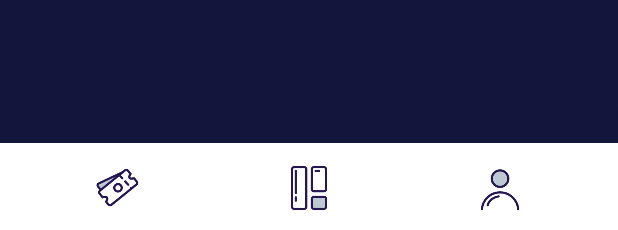
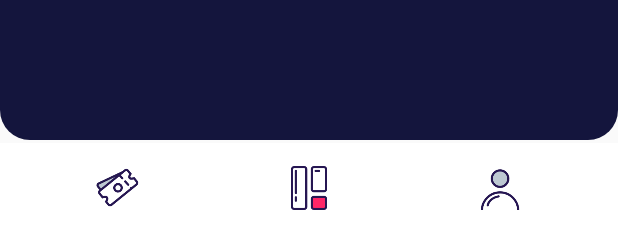
Before and after one commit to itsmee3223/fullstack-android-movie-ticket, an Android app: the layout activity_home_screen.xml on its own in the app's theme, with its tools: preview values and no code run, on a phone screen of 412 x 824 dp. Shown: the part 1003-1233 px from the top of the screen. Run offline under Robolectric (Android 15) with nearby library versions, the phone set to English and light mode, and no system bars.

Commit message:
Change some style

```diff
--- a/app/src/main/res/layout/activity_home_screen.xml
+++ b/app/src/main/res/layout/activity_home_screen.xml
@@ -4,7 +4,6 @@
     xmlns:tools="http://schemas.android.com/tools"
     android:layout_width="match_parent"
     android:layout_height="match_parent"
-    android:background="@color/backgroundBlue"
     tools:context=".SplashScreenActivity">
 
 
@@ -31,7 +30,7 @@
             android:layout_width="0dp"
             android:layout_height="match_parent"
             android:layout_weight="1"
-            android:src="@drawable/ic_home" />
+            android:src="@drawable/ic_home_active" />
 
         <ImageView
             android:id="@+id/iv_menu3"
@@ -53,6 +52,5 @@
         app:layout_constraintEnd_toEndOf="parent"
         app:layout_constraintStart_toStartOf="parent"
         app:layout_constraintTop_toTopOf="parent">
-
     </FrameLayout>
 </androidx.constraintlayout.widget.ConstraintLayout>
```
